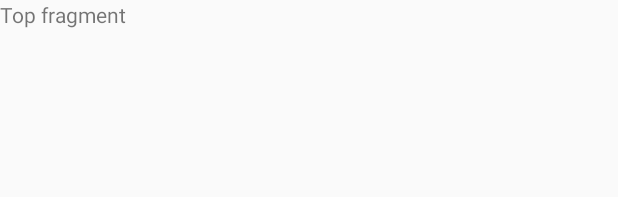
After one commit to rhaydar/BitsAndPizzas, an Android app: the layout fragment_top.xml on its own in the app's theme, with its tools: preview values and no code run, on a phone screen of 412 x 824 dp. The commit adds this screen. Shown: the top 197 px of the screen. Run offline under Robolectric (Android 15) with nearby library versions, the phone set to English and light mode, and no system bars.

Commit message:
Ch. 12: Add pages to the main activity.
Four pages are added to the main activity using a ViewPager. The
pages can be seen by swiping the screen from right to left.

The super(fm) call in MainActivity was giving a deprecated warning,
but adding the FragmentPagerAdapter.BEHAVIOR_RESUME_ONLY_CURRENT_FRAGMENT
 parameter seems to not produce that warning.

```diff
--- a/app/build.gradle
+++ b/app/build.gradle
@@ -28,6 +28,7 @@ dependencies {
 
     implementation 'androidx.appcompat:appcompat:1.1.0'
     implementation 'androidx.constraintlayout:constraintlayout:1.1.3'
+    implementation 'androidx.legacy:legacy-support-v4:1.0.0'
     testImplementation 'junit:junit:4.13'
     androidTestImplementation 'androidx.test.ext:junit:1.1.1'
     androidTestImplementation 'androidx.test.espresso:espresso-core:3.2.0'
--- /dev/null
+++ b/app/src/main/res/layout/fragment_top.xml
@@ -0,0 +1,13 @@
+<?xml version="1.0" encoding="utf-8"?>
+<LinearLayout xmlns:android="http://schemas.android.com/apk/res/android"
+    xmlns:tools="http://schemas.android.com/tools"
+    android:layout_width="match_parent"
+    android:layout_height="match_parent"
+    android:orientation="vertical"
+    tools:context="com.hfad.bitsandpizzas.TopFragment">
+
+    <TextView
+        android:layout_width="match_parent"
+        android:layout_height="match_parent"
+        android:text="@string/title_top" />
+</LinearLayout>
```
Also changed, not shown: app/src/main/java/com/hfad/bitsandpizzas/MainActivity.java (+37 -0 lines), app/src/main/java/com/hfad/bitsandpizzas/PastaFragment.java (added, +31 -0 lines), app/src/main/java/com/hfad/bitsandpizzas/PizzaFragment.java (added, +29 -0 lines), app/src/main/java/com/hfad/bitsandpizzas/StoresFragment.java (added, +30 -0 lines), app/src/main/java/com/hfad/bitsandpizzas/TopFragment.java (added, +23 -0 lines), app/src/main/res/layout/activity_main.xml (+4 -4 lines), app/src/main/res/values/strings.xml (+13 -0 lines).
